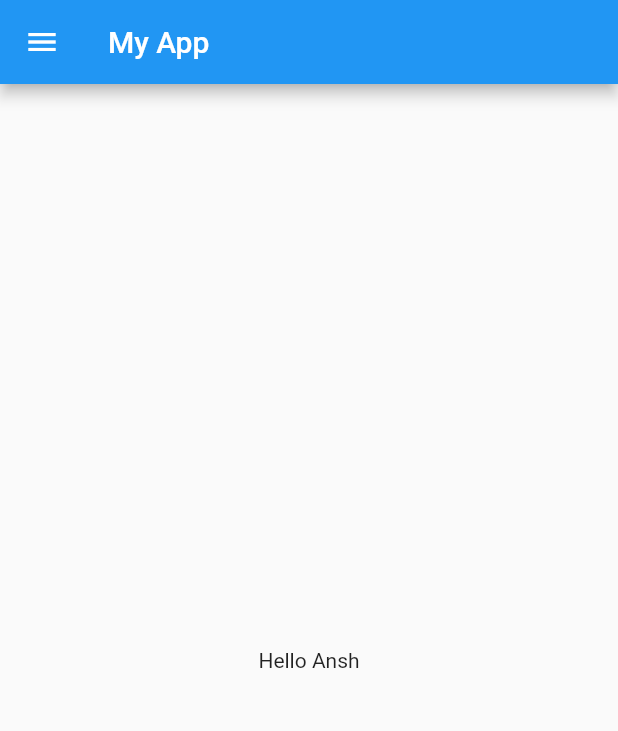
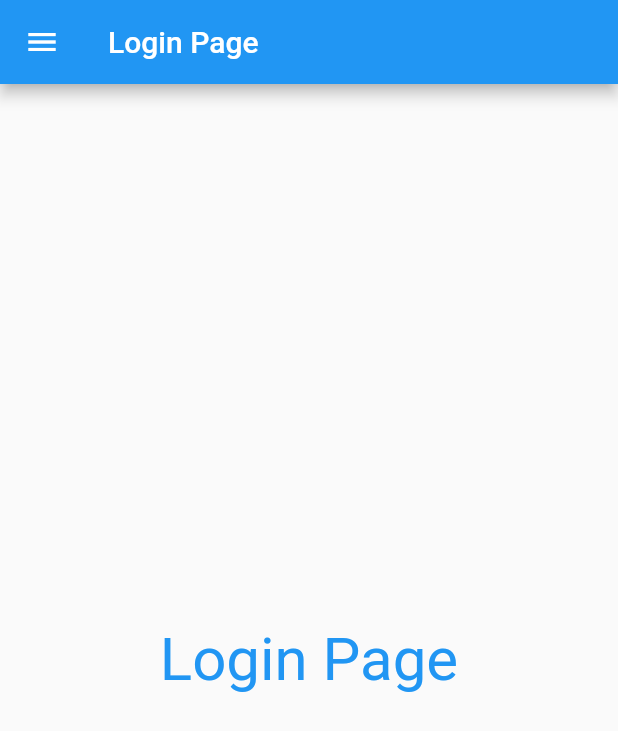
Before and after one commit to anshab09/dartcourse, a Flutter app: the screen it shows after launch, on a phone screen of 412 x 824 dp. Shown: the top 731 px of the screen. Run offline on Flutter 3.47's test engine with Material 2 defaults, Android fonts, the phone set to English and light mode, and no system bars.

Commit message:
Day 3 completed

```diff
--- a/flutter/flutter_complete_guide/lib/main.dart
+++ b/flutter/flutter_complete_guide/lib/main.dart
@@ -1,6 +1,6 @@
 import 'package:flutter/material.dart';
-
-import 'home_page.dart';
+import 'package:flutter_complete_guide/pages/login_page.dart';
+import 'pages/home_page.dart';
 
 void main() {
   runApp(MyApp());
@@ -10,7 +10,10 @@ class MyApp extends StatelessWidget {
   @override
   Widget build(BuildContext context) {
     return MaterialApp(
-      home: HomePage(),
+      initialRoute: "Loginpage()",
+      routes: {
+        "/" : (context) => Loginpage()
+      },
     );
   }
 }
--- /dev/null
+++ b/flutter/flutter_complete_guide/lib/pages/login_page.dart
@@ -0,0 +1,20 @@
+import 'package:flutter/material.dart';
+
+class Loginpage extends StatelessWidget {
+
+  @override
+  Widget build(BuildContext context) {
+    return Scaffold(
+      appBar: AppBar(
+        title: Text("Login Page"),
+      ),
+      body: Center(
+        child: Text("Login Page",style: TextStyle(
+          fontSize: 40,
+          color: Colors.blue
+        )),
+      ),
+      drawer: Drawer(),
+    );
+  }
+}
```
Also changed, not shown: flutter/flutter_complete_guide/lib/pages/home_page.dart (renamed from flutter/flutter_complete_guide/lib/home_page.dart).
